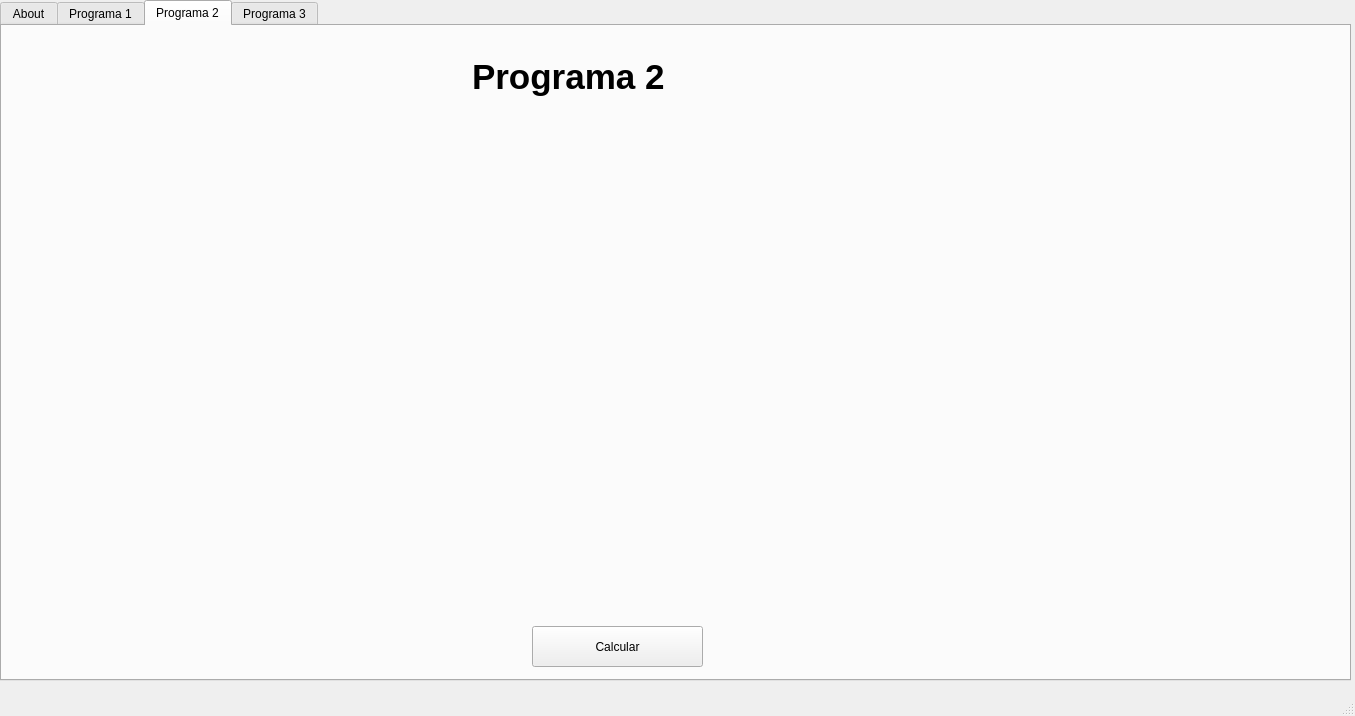
Above: ProgramaConUI/InterfazMenu.ui from bryanjimenezchacon/Progra1Algebra before the change. Below: the same form after it.
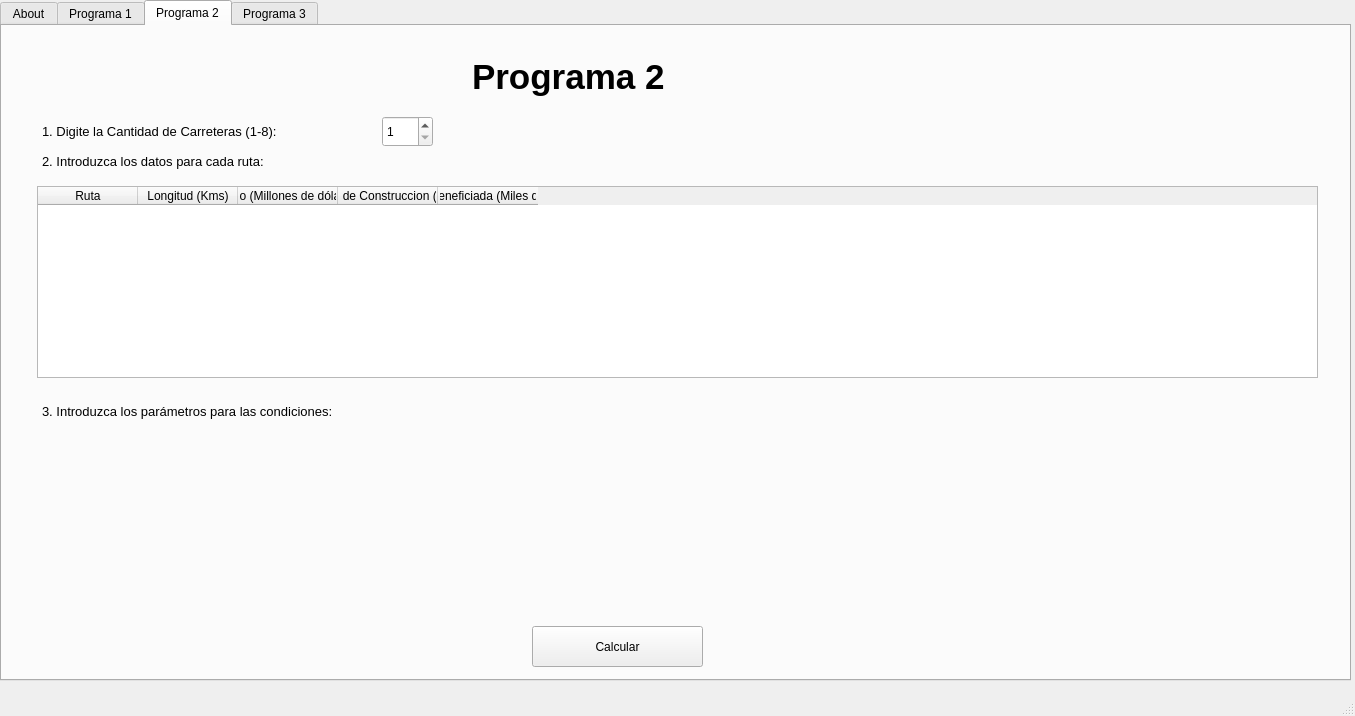
That is the form after the change.

Commit message: Avance en Interfaz programa 2

```diff
--- a/ProgramaConUI/InterfazMenu.ui
+++ b/ProgramaConUI/InterfazMenu.ui
@@ -253,6 +253,111 @@
        <string>Calcular</string>
       </property>
      </widget>
+     <widget class="QLabel" name="nombreCantidadCarreteras">
+      <property name="geometry">
+       <rect>
+        <x>40</x>
+        <y>90</y>
+        <width>351</width>
+        <height>31</height>
+       </rect>
+      </property>
+      <property name="font">
+       <font>
+        <pointsize>10</pointsize>
+       </font>
+      </property>
+      <property name="text">
+       <string>1. Digite la Cantidad de Carreteras (1-8):</string>
+      </property>
+     </widget>
+     <widget class="QSpinBox" name="spinBoxCantCarreteras">
+      <property name="geometry">
+       <rect>
+        <x>380</x>
+        <y>90</y>
+        <width>51</width>
+        <height>31</height>
+       </rect>
+      </property>
+      <property name="minimum">
+       <number>1</number>
+      </property>
+      <property name="maximum">
+       <number>8</number>
+      </property>
+     </widget>
+     <widget class="QTableWidget" name="tableWidgetRutas">
+      <property name="geometry">
+       <rect>
+        <x>35</x>
+        <y>160</y>
+        <width>1281</width>
+        <height>192</height>
+       </rect>
+      </property>
+      <column>
+       <property name="text">
+        <string>Ruta</string>
+       </property>
+      </column>
+      <column>
+       <property name="text">
+        <string>Longitud (Kms)</string>
+       </property>
+      </column>
+      <column>
+       <property name="text">
+        <string>Costo (Millones de dólares)</string>
+       </property>
+      </column>
+      <column>
+       <property name="text">
+        <string>Tiempo de Construccion (Meses)</string>
+       </property>
+      </column>
+      <column>
+       <property name="text">
+        <string>Población Beneficiada (Miles de personas)</string>
+       </property>
+      </column>
+     </widget>
+     <widget class="QLabel" name="nombreCantidadCarreteras_2">
+      <property name="geometry">
+       <rect>
+        <x>40</x>
+        <y>120</y>
+        <width>351</width>
+        <height>31</height>
+       </rect>
+      </property>
+      <property name="font">
+       <font>
+        <pointsize>10</pointsize>
+       </font>
+      </property>
+      <property name="text">
+       <string>2. Introduzca los datos para cada ruta:</string>
+      </property>
+     </widget>
+     <widget class="QLabel" name="nombreCantidadCarreteras_3">
+      <property name="geometry">
+       <rect>
+        <x>40</x>
+        <y>370</y>
+        <width>401</width>
+        <height>31</height>
+       </rect>
+      </property>
+      <property name="font">
+       <font>
+        <pointsize>10</pointsize>
+       </font>
+      </property>
+      <property name="text">
+       <string>3. Introduzca los parámetros para las condiciones:</string>
+      </property>
+     </widget>
     </widget>
     <widget class="QWidget" name="TapP3">
      <attribute name="title">
```
The commit also changes 1 other file.
